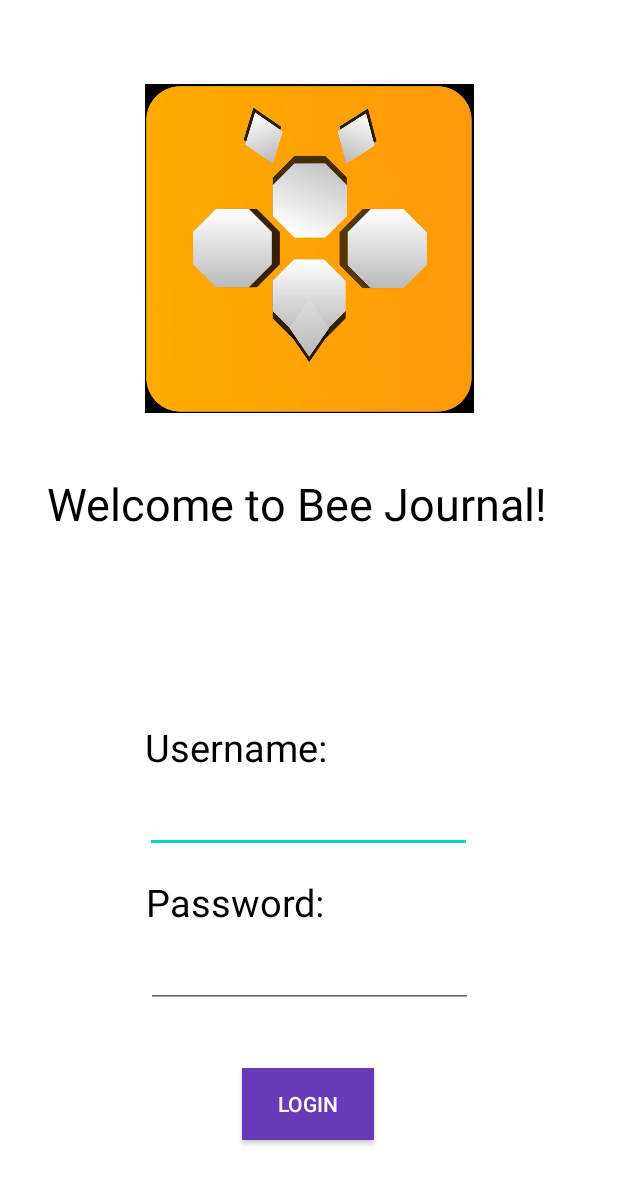
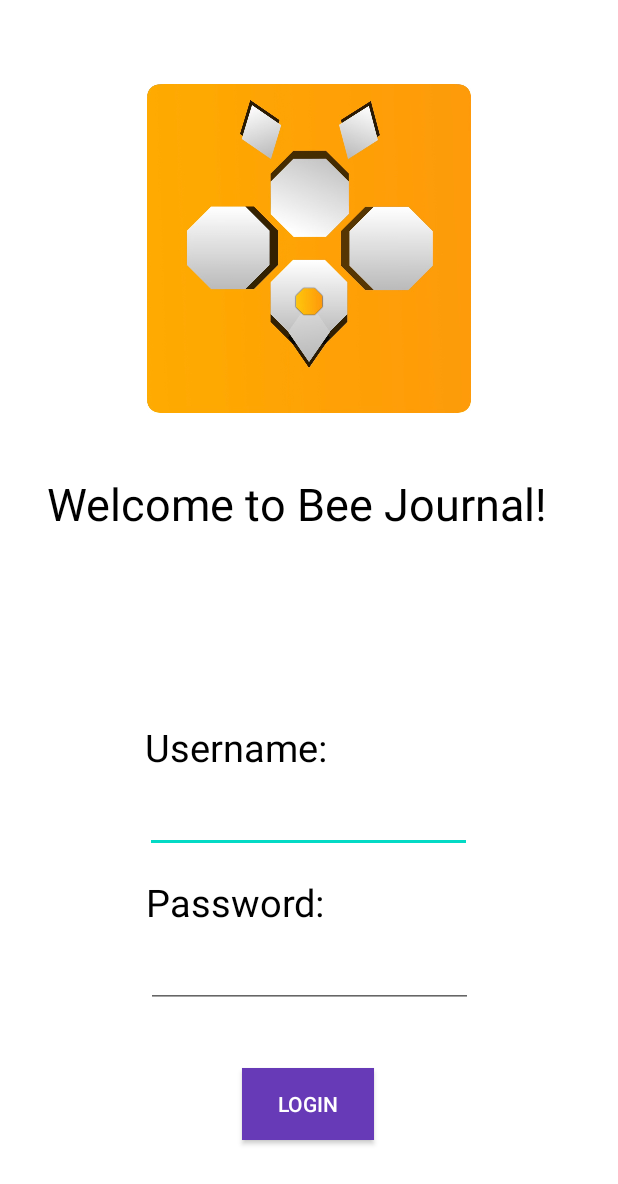
Before and after one commit to Dragonwick/journalbee-project, an Android app: the screen it shows after launch (MainActivity), on a phone screen of 412 x 824 dp. Shown: the top 1184 px of the screen. Run offline under Robolectric (Android 15) with nearby library versions, the phone set to English and light mode, and no system bars.

Commit message:
New image, with white corners instead of black

```diff
--- a/app/src/main/res/layout/login.xml
+++ b/app/src/main/res/layout/login.xml
@@ -71,10 +71,10 @@
         android:layout_width="220dp"
         android:layout_height="219dp"
         android:layout_marginTop="56dp"
+        android:src="@drawable/_6cc7a75_95a6_47cb_99ee_1546dc33f322"
         app:layout_constraintEnd_toEndOf="parent"
         app:layout_constraintStart_toStartOf="parent"
-        app:layout_constraintTop_toTopOf="parent"
-        android:src="@drawable/beejournallogo" />
+        app:layout_constraintTop_toTopOf="parent" />
 
     <TextView
         android:id="@+id/welcomeText"
```
Also changed, not shown: app/src/main/res/drawable/_6cc7a75_95a6_47cb_99ee_1546dc33f322.jpeg (added).
